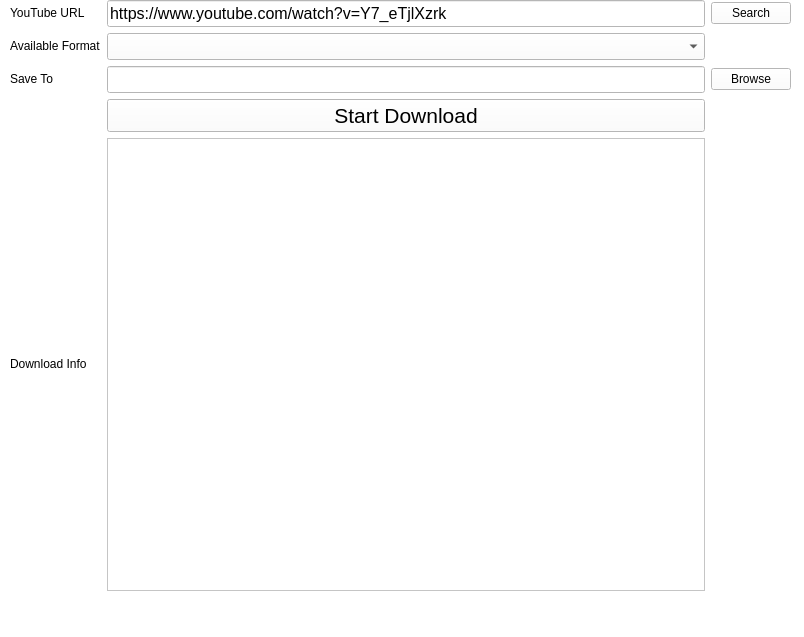
This is ui/yt-vd.ui in Nuttiwut-Simsiri/YouTubeVideoDownloader as Qt 5 draws it before an edit. The edited form follows.
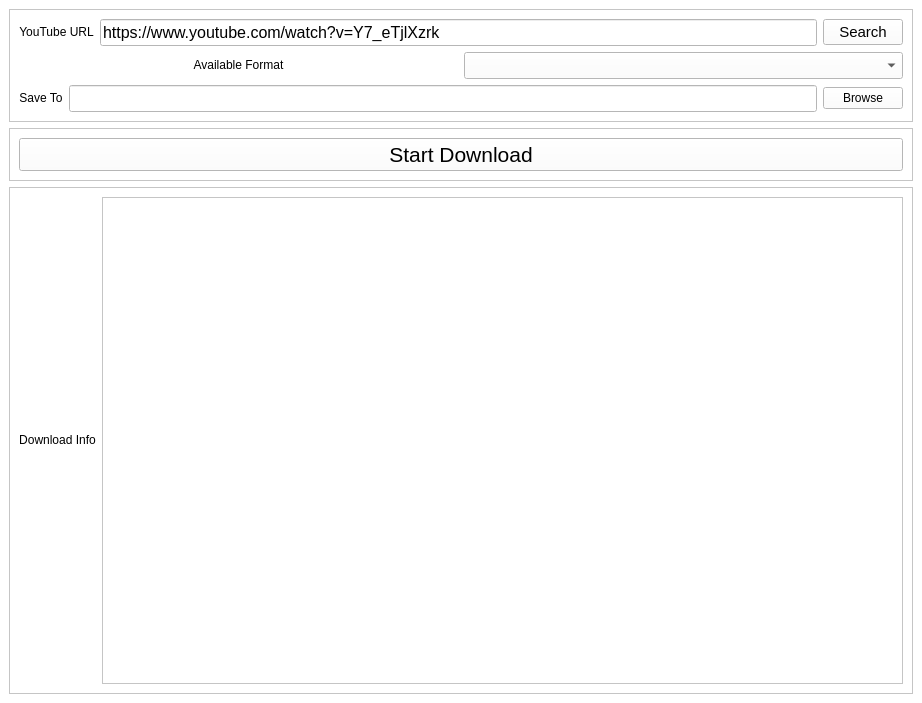
This is the edited form.

Commit message: Redesigned ui to Responsive layout

The edit to the form file:
```diff
--- a/ui/yt-vd.ui
+++ b/ui/yt-vd.ui
@@ -12,12 +12,12 @@
    <rect>
     <x>0</x>
     <y>0</y>
-    <width>804</width>
-    <height>637</height>
+    <width>922</width>
+    <height>703</height>
    </rect>
   </property>
   <property name="sizePolicy">
-   <sizepolicy hsizetype="Expanding" vsizetype="Expanding">
+   <sizepolicy hsizetype="Preferred" vsizetype="Preferred">
     <horstretch>0</horstretch>
     <verstretch>0</verstretch>
    </sizepolicy>
@@ -41,95 +41,26 @@
      <verstretch>0</verstretch>
     </sizepolicy>
    </property>
-   <widget class="QWidget" name="gridLayoutWidget">
-    <property name="geometry">
-     <rect>
-      <x>10</x>
-      <y>0</y>
-      <width>781</width>
-      <height>591</height>
-     </rect>
-    </property>
-    <layout class="QGridLayout" name="gridLayout">
-     <item row="4" column="0">
-      <widget class="QLabel" name="label_3">
-       <property name="layoutDirection">
-        <enum>Qt::LeftToRight</enum>
-       </property>
-       <property name="styleSheet">
-        <string notr="true"/>
-       </property>
-       <property name="text">
-        <string>Download Info</string>
-       </property>
-       <property name="textFormat">
-        <enum>Qt::RichText</enum>
-       </property>
-       <property name="wordWrap">
-        <bool>false</bool>
-       </property>
-      </widget>
-     </item>
-     <item row="2" column="0">
-      <widget class="QLabel" name="label_4">
-       <property name="layoutDirection">
-        <enum>Qt::LeftToRight</enum>
-       </property>
-       <property name="styleSheet">
-        <string notr="true"/>
-       </property>
-       <property name="text">
-        <string>Save To</string>
-       </property>
-       <property name="textFormat">
-        <enum>Qt::RichText</enum>
-       </property>
-       <property name="wordWrap">
-        <bool>false</bool>
-       </property>
-      </widget>
-     </item>
-     <item row="2" column="2">
-      <widget class="QLineEdit" name="savePath">
-       <property name="font">
-        <font>
-         <family>Leelawadee UI</family>
-         <pointsize>12</pointsize>
-        </font>
-       </property>
-       <property name="styleSheet">
-        <string notr="true"/>
-       </property>
-      </widget>
-     </item>
-     <item row="1" column="0">
-      <widget class="QLabel" name="label_2">
-       <property name="layoutDirection">
-        <enum>Qt::LeftToRight</enum>
-       </property>
-       <property name="styleSheet">
-        <string notr="true"/>
-       </property>
-       <property name="text">
-        <string>Available Format</string>
-       </property>
-       <property name="textFormat">
-        <enum>Qt::RichText</enum>
-       </property>
-       <property name="wordWrap">
-        <bool>false</bool>
-       </property>
-      </widget>
-     </item>
-     <item row="0" column="3">
-      <widget class="QPushButton" name="searchBtn">
-       <property name="text">
-        <string>Search</string>
-       </property>
-      </widget>
-     </item>
-     <item row="0" column="0">
+   <layout class="QVBoxLayout" name="verticalLayout_5">
+    <item>
+     <widget class="QFrame" name="frame_3">
+      <property name="frameShape">
+       <enum>QFrame::StyledPanel</enum>
+      </property>
+      <property name="frameShadow">
+       <enum>QFrame::Raised</enum>
+      </property>
+      <layout class="QVBoxLayout" name="verticalLayout_3">
+       <item>
+        <layout class="QHBoxLayout" name="horizontalLayout">
+         <item>
       <widget class="QLabel" name="label">
+           <property name="sizePolicy">
+            <sizepolicy hsizetype="Preferred" vsizetype="Preferred">
+             <horstretch>0</horstretch>
+             <verstretch>0</verstretch>
+            </sizepolicy>
+           </property>
        <property name="layoutDirection">
         <enum>Qt::LeftToRight</enum>
        </property>
@@ -142,12 +73,79 @@
        <property name="textFormat">
         <enum>Qt::RichText</enum>
        </property>
+           <property name="alignment">
+            <set>Qt::AlignCenter</set>
+           </property>
        <property name="wordWrap">
         <bool>false</bool>
        </property>
       </widget>
      </item>
-     <item row="1" column="2">
+         <item>
+          <widget class="QLineEdit" name="url">
+           <property name="maximumSize">
+            <size>
+             <width>16777215</width>
+             <height>16777215</height>
+            </size>
+           </property>
+           <property name="font">
+            <font>
+             <family>Leelawadee UI</family>
+             <pointsize>12</pointsize>
+            </font>
+           </property>
+           <property name="styleSheet">
+            <string notr="true">background-color:white;</string>
+           </property>
+           <property name="text">
+            <string>https://www.youtube.com/watch?v=Y7_eTjlXzrk</string>
+           </property>
+          </widget>
+         </item>
+         <item>
+          <widget class="QPushButton" name="searchBtn">
+           <property name="enabled">
+            <bool>true</bool>
+           </property>
+           <property name="font">
+            <font>
+             <family>Leelawadee UI</family>
+             <pointsize>11</pointsize>
+            </font>
+           </property>
+           <property name="text">
+            <string>Search</string>
+           </property>
+          </widget>
+         </item>
+        </layout>
+       </item>
+       <item>
+        <layout class="QHBoxLayout" name="horizontalLayout_2">
+         <item>
+          <widget class="QLabel" name="label_2">
+           <property name="layoutDirection">
+            <enum>Qt::LeftToRight</enum>
+           </property>
+           <property name="styleSheet">
+            <string notr="true"/>
+           </property>
+           <property name="text">
+            <string>Available Format</string>
+           </property>
+           <property name="textFormat">
+            <enum>Qt::RichText</enum>
+           </property>
+           <property name="alignment">
+            <set>Qt::AlignCenter</set>
+           </property>
+           <property name="wordWrap">
+            <bool>false</bool>
+           </property>
+          </widget>
+         </item>
+         <item>
       <widget class="QComboBox" name="available_format">
        <property name="font">
         <font>
@@ -157,7 +155,67 @@
        </property>
       </widget>
      </item>
-     <item row="3" column="2">
+        </layout>
+       </item>
+       <item>
+        <layout class="QHBoxLayout" name="horizontalLayout_3">
+         <item>
+          <widget class="QLabel" name="label_4">
+           <property name="layoutDirection">
+            <enum>Qt::LeftToRight</enum>
+           </property>
+           <property name="styleSheet">
+            <string notr="true"/>
+           </property>
+           <property name="text">
+            <string>Save To</string>
+           </property>
+           <property name="textFormat">
+            <enum>Qt::RichText</enum>
+           </property>
+           <property name="alignment">
+            <set>Qt::AlignCenter</set>
+           </property>
+           <property name="wordWrap">
+            <bool>false</bool>
+           </property>
+          </widget>
+         </item>
+         <item>
+          <widget class="QLineEdit" name="savePath">
+           <property name="font">
+            <font>
+             <family>Leelawadee UI</family>
+             <pointsize>12</pointsize>
+            </font>
+           </property>
+           <property name="styleSheet">
+            <string notr="true"/>
+           </property>
+          </widget>
+         </item>
+         <item>
+          <widget class="QPushButton" name="browseBtn">
+           <property name="text">
+            <string>Browse</string>
+           </property>
+          </widget>
+         </item>
+        </layout>
+       </item>
+      </layout>
+     </widget>
+    </item>
+    <item>
+     <widget class="QFrame" name="frame_2">
+      <property name="frameShape">
+       <enum>QFrame::StyledPanel</enum>
+      </property>
+      <property name="frameShadow">
+       <enum>QFrame::Raised</enum>
+      </property>
+      <layout class="QVBoxLayout" name="verticalLayout_2">
+       <item>
       <widget class="QPushButton" name="donloadBtn">
        <property name="enabled">
         <bool>true</bool>
@@ -179,46 +237,65 @@
        </property>
       </widget>
      </item>
-     <item row="4" column="2">
-      <widget class="QTextEdit" name="textEdit"/>
-     </item>
-     <item row="2" column="3">
-      <widget class="QPushButton" name="browseBtn">
-       <property name="text">
-        <string>Browse</string>
-       </property>
-      </widget>
-     </item>
-     <item row="0" column="2">
-      <widget class="QLineEdit" name="url">
-       <property name="font">
-        <font>
-         <family>Leelawadee UI</family>
-         <pointsize>12</pointsize>
-        </font>
+      </layout>
+     </widget>
+    </item>
+    <item>
+     <widget class="QFrame" name="frame">
+      <property name="frameShape">
+       <enum>QFrame::StyledPanel</enum>
+      </property>
+      <property name="frameShadow">
+       <enum>QFrame::Raised</enum>
+      </property>
+      <layout class="QVBoxLayout" name="verticalLayout">
+       <item>
+        <layout class="QHBoxLayout" name="horizontalLayout_4">
+         <item>
+          <widget class="QLabel" name="label_3">
+           <property name="sizePolicy">
+            <sizepolicy hsizetype="Preferred" vsizetype="Preferred">
+             <horstretch>0</horstretch>
+             <verstretch>0</verstretch>
+            </sizepolicy>
+           </property>
+           <property name="layoutDirection">
+            <enum>Qt::LeftToRight</enum>
        </property>
        <property name="styleSheet">
-        <string notr="true">background-color:white;</string>
+            <string notr="true"/>
        </property>
        <property name="text">
-        <string>https://www.youtube.com/watch?v=Y7_eTjlXzrk</string>
-       </property>
-      </widget>
-     </item>
-    </layout>
-   </widget>
+            <string>Download Info</string>
+           </property>
+           <property name="textFormat">
+            <enum>Qt::RichText</enum>
+           </property>
+           <property name="alignment">
+            <set>Qt::AlignCenter</set>
+           </property>
+           <property name="wordWrap">
+            <bool>false</bool>
+           </property>
+          </widget>
+         </item>
+         <item>
+          <widget class="QTextEdit" name="textEdit">
+           <property name="sizePolicy">
+            <sizepolicy hsizetype="Expanding" vsizetype="Expanding">
+             <horstretch>0</horstretch>
+             <verstretch>0</verstretch>
+            </sizepolicy>
+           </property>
+          </widget>
+         </item>
+        </layout>
+       </item>
+      </layout>
+     </widget>
+    </item>
+   </layout>
   </widget>
-  <widget class="QMenuBar" name="menubar">
-   <property name="geometry">
-    <rect>
-     <x>0</x>
-     <y>0</y>
-     <width>804</width>
-     <height>21</height>
-    </rect>
-   </property>
-  </widget>
-  <widget class="QStatusBar" name="statusbar"/>
  </widget>
  <resources/>
  <connections/>
```
Left out of the diff: 2 changed lines with no effect on the pictures. Lines whose indentation alone changed are shown as unchanged.
